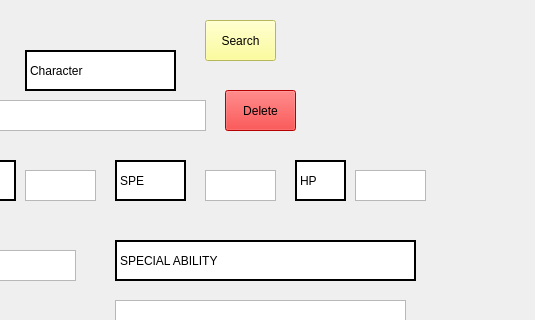
PaulNowak36/Kritical-Hit, file Prototypes/Database_Prototype_1/mainwindow.ui: the form before one commit; both pictures show x 265 to 800 and y 0 to 320 of the 800 by 600 pixel window.
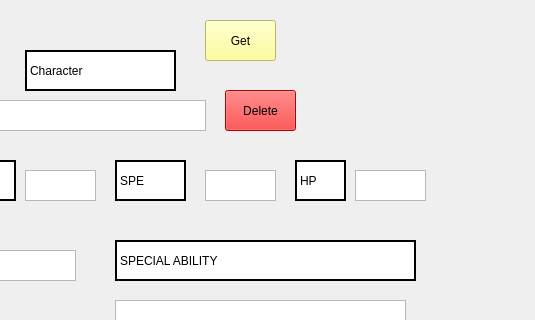
The form after the commit.

Patch:
```diff
--- a/Prototypes/Database_Prototype_1/mainwindow.ui
+++ b/Prototypes/Database_Prototype_1/mainwindow.ui
@@ -280,7 +280,7 @@
 background-color: rgb(255, 255, 127);</string>
     </property>
     <property name="text">
-     <string>Search</string>
+     <string>Get</string>
     </property>
    </widget>
    <widget class="QPushButton" name="Insert_Button">
```
